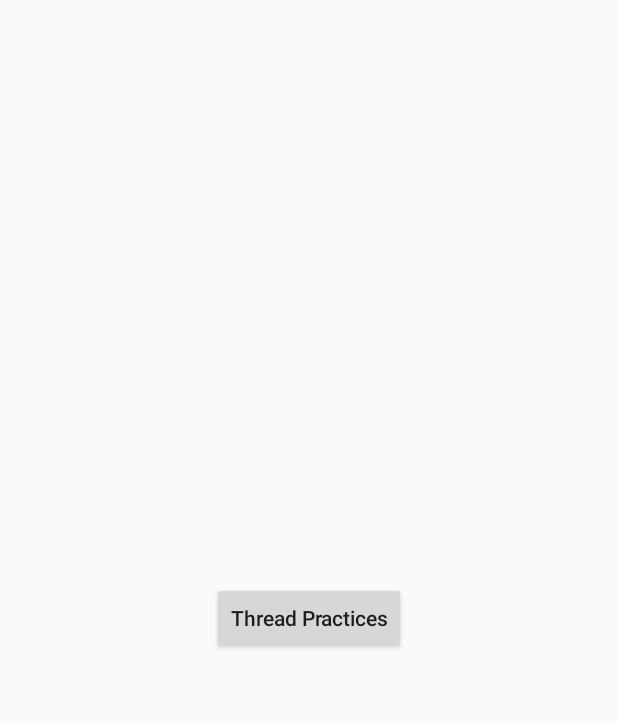
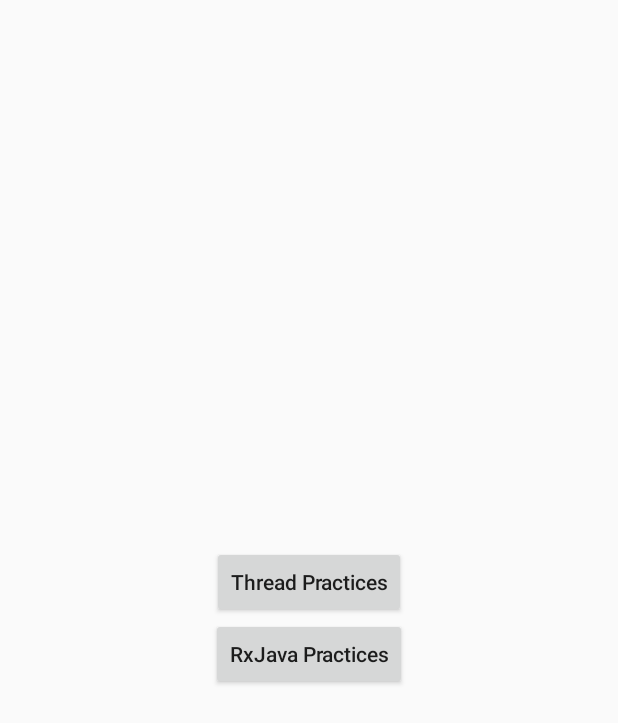
Before and after one commit to Aurora-XD/Thread, an Android app: the screen it shows after launch (MainActivity), on a phone screen of 412 x 824 dp. Shown: the top 723 px of the screen. Run offline under Robolectric (Android 15) with nearby library versions, the phone set to English and light mode, and no system bars; our stand-ins replace ButterKnife.

Commit message:
add onclick event to button rx_java

```diff
--- a/app/build.gradle
+++ b/app/build.gradle
@@ -38,4 +38,7 @@ dependencies {
     implementation 'com.jakewharton:butterknife:10.2.1'
     annotationProcessor 'com.jakewharton:butterknife-compiler:10.2.1'
 
+    implementation 'io.reactivex.rxjava2:rxjava:2.2.19'
+    implementation 'io.reactivex.rxjava2:rxandroid:2.1.1'
+
 }
--- a/app/src/main/AndroidManifest.xml
+++ b/app/src/main/AndroidManifest.xml
@@ -9,7 +9,8 @@
         android:roundIcon="@mipmap/ic_launcher_round"
         android:supportsRtl="true"
         android:theme="@style/AppTheme">
-        <activity android:name=".ThreadActivity"></activity>
+        <activity android:name=".RxActivity"></activity>
+        <activity android:name=".ThreadActivity" />
         <activity android:name=".MainActivity">
             <intent-filter>
                 <action android:name="android.intent.action.MAIN" />
--- a/app/src/main/java/com/example/thread/MainActivity.java
+++ b/app/src/main/java/com/example/thread/MainActivity.java
@@ -28,4 +28,10 @@ public class MainActivity extends AppCompatActivity {
         Intent intent = new Intent(this, ThreadActivity.class);
         startActivity(intent);
     }
+
+    @OnClick(R.id.rx_java)
+    void goRxActivity() {
+        Intent intent = new Intent(this, RxActivity.class);
+        startActivity(intent);
+    }
 }
--- a/app/src/main/res/layout/activity_main.xml
+++ b/app/src/main/res/layout/activity_main.xml
@@ -5,7 +5,8 @@
     android:layout_width="match_parent"
     android:layout_height="match_parent"
     tools:context=".MainActivity"
-    android:gravity="center">
+    android:gravity="center"
+    android:orientation="vertical">
 
     <Button
         android:id="@+id/thread"
@@ -14,4 +15,11 @@
         android:text="@string/text_button_thread"
         android:textAllCaps="false"/>
 
+    <Button
+        android:id="@+id/rx_java"
+        android:layout_width="wrap_content"
+        android:layout_height="wrap_content"
+        android:text="@string/text_button_rx"
+        android:textAllCaps="false"/>
+
 </LinearLayout>
--- a/app/src/main/res/values/strings.xml
+++ b/app/src/main/res/values/strings.xml
@@ -2,4 +2,5 @@
     <string name="app_name">Thread</string>
     <string name="text_button_thread">Thread Practices</string>
     <string name="text_button_start">start</string>
+    <string name="text_button_rx">RxJava Practices</string>
 </resources>
```
Also changed, not shown: app/src/main/java/com/example/thread/RxActivity.java (added, +14 -0 lines), app/src/main/res/layout/activity_rx.xml (added, +9 -0 lines).
